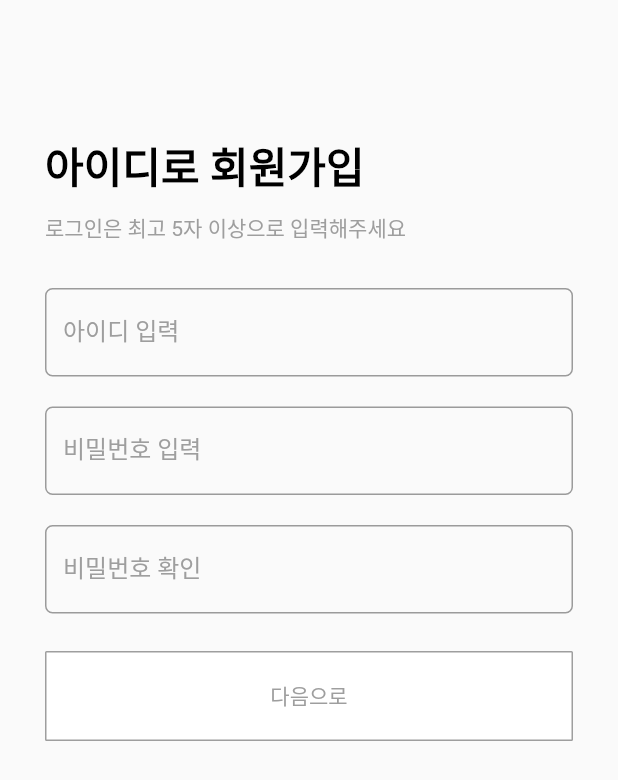
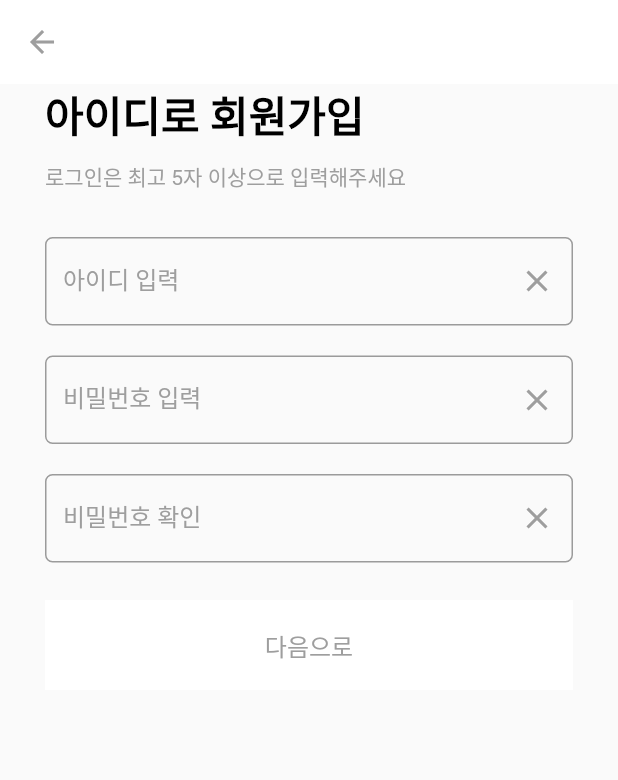
Before and after one commit to mincheol-shin/flutter_tutorial, a Flutter app: the screen it shows after launch, after a tap on "회원가입", on a phone screen of 412 x 824 dp. Shown: the top 780 px of the screen. Run offline on Flutter 3.47's test engine with Material 2 defaults, Android fonts, the phone set to English and light mode, and no system bars; our stand-ins replace fluttertoast.

Commit message:
final version
appbar를 이용한 뒤로가기. 글자의 길이, 맞음의 여부에 따른 버튼 기능 활성화,suffixIcon을 이용하여 받은 문자를 clear하는 법, 회원가입을 했을 때,  fluttertoast 를 이용해서 안내를 해주는 법 등을 구현

```diff
--- a/fifth_week_practice/lib/main.dart
+++ b/fifth_week_practice/lib/main.dart
@@ -1,23 +1,28 @@
 import 'package:flutter/cupertino.dart';
 import 'package:flutter/material.dart';
 import 'package:flutter/widgets.dart';
+import 'package:fluttertoast/fluttertoast.dart';
 
 
 void main() => runApp(MyApp());
 
-
 class MyApp extends StatelessWidget {
   @override
-
   Widget build(BuildContext context) {
     return MaterialApp(
       title: 'fifth practice',
       initialRoute: '/',
       routes: {
         '/': (context) => FirstPage(),
-        '/second':(context) => SecondPage(),
-        '/third':(context) => ThirdPage(),
+        '/second': (context) => SecondPage(),
+        '/third': (context) => ThirdPage(),
       },
+      theme: ThemeData(
+        appBarTheme: AppBarTheme(
+        elevation: 0.0,
+          color: Colors.white,
+        )
+      ),
     );
   }
 }
@@ -29,13 +34,14 @@ class FirstPage extends StatefulWidget {
 
 class _FirstPageState extends State<FirstPage> {
   @override
-
   final TextEditingController _idController = TextEditingController();
   final TextEditingController _passwordController = TextEditingController();
+  bool action = false;
+  bool action1 = false;
 
   Widget build(BuildContext context) {
     return Scaffold(
-      resizeToAvoidBottomInset : false,
+      resizeToAvoidBottomInset: false,
       body: Padding(
         padding: EdgeInsets.symmetric(horizontal: 30.0),
         child: Form(
@@ -81,7 +87,20 @@ class _FirstPageState extends State<FirstPage> {
                       ),
                       borderRadius: BorderRadius.circular(5),
                     ),
+                    suffixIcon: IconButton(
+                      onPressed: () => _idController.clear(),
+                      color: Colors.grey,
+                      icon: Icon(Icons.clear),),
                   ),
+                  onChanged: (value) {
+                    setState(() {
+                      if (value.isEmpty) {
+                        action = false;
+                      } else {
+                        action = true;
+                      }
+                    });
+                  },
                 ),
                 SizedBox(
                   height: 20,
@@ -106,7 +125,20 @@ class _FirstPageState extends State<FirstPage> {
                       ),
                       borderRadius: BorderRadius.circular(5),
                     ),
+                    suffixIcon: IconButton(
+                      onPressed: () => _passwordController.clear(),
+                      color: Colors.grey,
+                      icon: Icon(Icons.clear),),
                   ),
+                  onChanged: (value) {
+                    setState(() {
+                      if (value.length > 4 && action1 == false) {
+                        action1 = true;
+                      } else {
+                        action1 = false;
+                      }
+                    });
+                  },
                 ),
                 SizedBox(
                   height: 25,
@@ -114,15 +146,26 @@ class _FirstPageState extends State<FirstPage> {
                 Container(
                   width: MediaQuery.of(context).copyWith().size.height,
                   height: 60,
-                  child: FlatButton(
+                  child: action1
+                      ? FlatButton(
                           shape: RoundedRectangleBorder(
                               borderRadius: BorderRadius.circular(1.0),
                               side: BorderSide(color: Colors.grey)),
-                    textColor: Colors.grey,
+                          textColor: Colors.white,
+                          color: Colors.amber,
+                          child: Text(
+                            '로그인',
+                            style: TextStyle(fontSize: 16),
+                          ),
+                          onPressed: () {},
+                        )
+                      : Container(
                           color: Colors.white,
-                    child: Text('로그인'),
-                    onPressed: (){
-                    },
+                          child: Center(
+                              child: Text(
+                            '로그인',
+                            style: TextStyle(color: Colors.grey, fontSize: 16),
+                          )),
                         ),
                 ),
                 Row(
@@ -131,11 +174,11 @@ class _FirstPageState extends State<FirstPage> {
                       width: 80,
                     ),
                     FlatButton(
-                      child:  Text(
+                      child: Text(
                         "회원가입",
                         style: TextStyle(fontSize: 12.0, color: Colors.grey),
                       ),
-                      onPressed: (){
+                      onPressed: () {
                         Navigator.pushReplacementNamed(context, "/second");
                       },
                     ),
@@ -161,23 +204,23 @@ class SecondPage extends StatefulWidget {
 
 class _SecondPageState extends State<SecondPage> {
   @override
-
   final TextEditingController _idController = TextEditingController();
   final TextEditingController _passwordController = TextEditingController();
   final TextEditingController _pswdcheckController = TextEditingController();
+  bool action = false;
 
   Widget build(BuildContext context) {
     return Scaffold(
-      resizeToAvoidBottomInset : false,
+      appBar: AppBar(leading: IconButton(icon: Icon(Icons.arrow_back,color: Colors.grey,),onPressed: (){
+        Navigator.pushReplacementNamed(context, "/");
+      },)),
+      resizeToAvoidBottomInset: false,
       body: Padding(
         padding: EdgeInsets.symmetric(horizontal: 30.0),
         child: Form(
           child: Column(
             crossAxisAlignment: CrossAxisAlignment.start,
             children: <Widget>[
-                SizedBox(
-                  height: 90.0,
-                ),
               Text(
                 "아이디로 회원가입",
                 style: TextStyle(
@@ -214,12 +257,17 @@ class _SecondPageState extends State<SecondPage> {
                     ),
                     borderRadius: BorderRadius.circular(5),
                   ),
+                  suffixIcon: IconButton(
+                    onPressed: () => _idController.clear(),
+                    color: Colors.grey,
+                    icon: Icon(Icons.clear),),
                 ),
               ),
               SizedBox(
                 height: 20,
               ),
               TextFormField(
+                obscureText: true,
                 controller: _passwordController,
                 decoration: InputDecoration(
                   labelText: "비밀번호 입력",
@@ -238,12 +286,17 @@ class _SecondPageState extends State<SecondPage> {
                     ),
                     borderRadius: BorderRadius.circular(5),
                   ),
+                  suffixIcon: IconButton(
+                    onPressed: () => _passwordController.clear(),
+                    color: Colors.grey,
+                    icon: Icon(Icons.clear),),
                 ),
               ),
               SizedBox(
                 height: 20,
               ),
               TextFormField(
+                obscureText: true,
                 controller: _pswdcheckController,
                 decoration: InputDecoration(
                   labelText: "비밀번호 확인",
@@ -262,7 +315,20 @@ class _SecondPageState extends State<SecondPage> {
                     ),
                     borderRadius: BorderRadius.circular(5),
                   ),
+                  suffixIcon: IconButton(
+                    onPressed: () => _pswdcheckController.clear(),
+                    color: Colors.grey,
+                    icon: Icon(Icons.clear),),
                 ),
+                onChanged: (value){
+                  setState(() {
+                    if(value == _passwordController.text && action == false){
+                      action = true;
+                    }else{
+                      action = false;
+                    }
+                  });
+                },
               ),
               SizedBox(
                 height: 25,
@@ -270,16 +336,25 @@ class _SecondPageState extends State<SecondPage> {
               Container(
                 width: MediaQuery.of(context).copyWith().size.height,
                 height: 60,
-                  child: FlatButton(
+                child: action
+                    ? FlatButton(
                         shape: RoundedRectangleBorder(
                             borderRadius: BorderRadius.circular(1.0),
                             side: BorderSide(color: Colors.grey)),
-                    textColor: Colors.grey,
-                    color: Colors.white,
-                    child: Text('다음으로'),
+                        textColor: Colors.white,
+                        color: Colors.amber,
+                        child: Text('다음으로',style: TextStyle(fontSize: 16),),
                         onPressed: () {
                           Navigator.pushReplacementNamed(context, "/third");
                         },
+                      )
+                    : Container(
+                        color: Colors.white,
+                        child: Center(
+                            child: Text(
+                          '다음으로',
+                          style: TextStyle(color: Colors.grey, fontSize: 16),
+                        )),
                       ),
               ),
             ],
@@ -297,20 +372,23 @@ class ThirdPage extends StatefulWidget {
 
 class _ThirdPageState extends State<ThirdPage> {
   @override
+
   final TextEditingController _nameController = TextEditingController();
+  bool action = false;
 
   Widget build(BuildContext context) {
     return Scaffold(
-      resizeToAvoidBottomInset : false,
+      resizeToAvoidBottomInset: false,
+      appBar: AppBar(leading: IconButton(icon: Icon(Icons.arrow_back,color: Colors.grey,),onPressed: (){
+        Navigator.pushReplacementNamed(context, "/second");
+      },)),
       body: Padding(
-        padding: EdgeInsets.symmetric(horizontal:45.0),
+        padding: EdgeInsets.symmetric(horizontal: 45.0),
         child: Form(
           child: Column(
             crossAxisAlignment: CrossAxisAlignment.start,
             children: <Widget>[
-              SizedBox(
-                height: 90.0,
-              ),
+
               Text(
                 "닉네임 입력",
                 style: TextStyle(
@@ -340,7 +418,20 @@ class _ThirdPageState extends State<ThirdPage> {
                     ),
                     borderRadius: BorderRadius.circular(5),
                   ),
+                  suffixIcon: IconButton(
+                    onPressed: () => _nameController.clear(),
+                    color: Colors.grey,
+                    icon: Icon(Icons.clear),),
                 ),
+                onChanged: (value){
+                  setState(() {
+                    if(value.length > 0){
+                      action = true;
+                    }else{
+                      action = false;
+                    }
+                  });
+                },
               ),
               SizedBox(
                 height: 25,
@@ -348,16 +439,24 @@ class _ThirdPageState extends State<ThirdPage> {
               Container(
                 width: MediaQuery.of(context).copyWith().size.height,
                 height: 60,
-                child: FlatButton(
+                child: action ? FlatButton(
                   shape: RoundedRectangleBorder(
                       borderRadius: BorderRadius.circular(1.0),
                       side: BorderSide(color: Colors.grey)),
-                  textColor: Colors.grey,
-                  color: Colors.white,
-                  child: Text('입력'),
+                  textColor: Colors.white,
+                  color: Colors.amber,
+                  child: Text('입력', style: TextStyle(fontSize: 16),),
                   onPressed: () {
+                    showToast();
                     Navigator.pushReplacementNamed(context, "/");
                   },
+                ) :  Container(
+                  color: Colors.white,
+                  child: Center(
+                      child: Text(
+                        '입력',
+                        style: TextStyle(color: Colors.grey, fontSize: 16),
+                      )),
                 ),
               ),
             ],
@@ -367,3 +466,13 @@ class _ThirdPageState extends State<ThirdPage> {
     );
   }
 }
+
+void showToast() {
+  Fluttertoast.showToast(
+      msg: "회원가입이 완료되었습니다.",
+      gravity: ToastGravity.CENTER,
+      backgroundColor: Colors.black,
+      fontSize: 16.0,
+      textColor: Colors.white,
+      toastLength: Toast.LENGTH_LONG);
+}
--- a/fifth_week_practice/pubspec.yaml
+++ b/fifth_week_practice/pubspec.yaml
@@ -23,6 +23,7 @@ environment:
 dependencies:
   flutter:
     sdk: flutter
+  fluttertoast: ^7.1.1
 
 
   # The following adds the Cupertino Icons font to your application.
```
Also changed, not shown: fifth_week_practice/pubspec.lock. Lines whose indentation alone changed are shown as unchanged.
